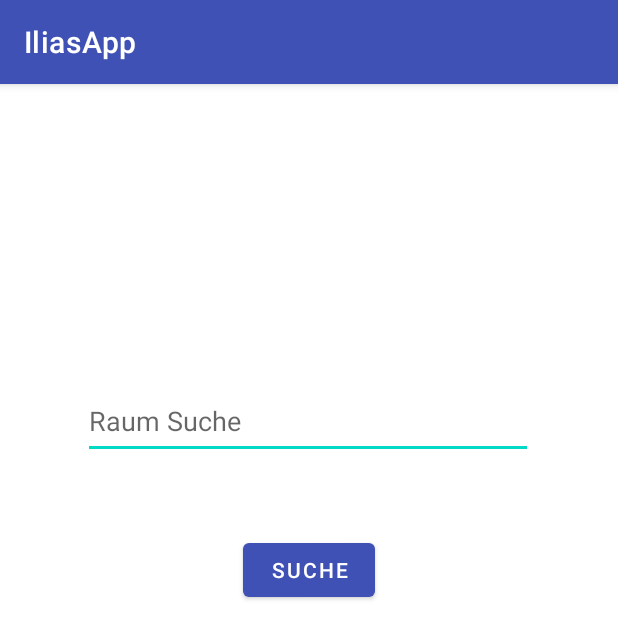
After one commit to GrowThinky/SP22_Gruppe_Heindl_Grabiec_Huynh_Funtov, an Android app: the Raumsuche screen opened directly, with no data from a screen before it, on a phone screen of 412 x 824 dp. The commit adds this screen. Shown: the top 639 px of the screen. Run offline under Robolectric (Android 15) with nearby library versions, the phone set to English and light mode, and no system bars.

Commit message:
Raumsuche hinzugefügt

```diff
--- /dev/null
+++ b/IliasApp/app/src/main/java/de/uni_marburg/iliasapp/Gebaeude.java
@@ -0,0 +1,47 @@
+package de.uni_marburg.iliasapp;
+
+public class Gebaeude {
+    private String gebaeudeNr;
+    private String adresse;
+    private String breitengrad;
+    private String laengengrad;
+
+    public Gebaeude(String gebaeudeNr, String adresse, String breitengrad, String laengengrad) {
+        this.gebaeudeNr = gebaeudeNr;
+        this.adresse = adresse;
+        this.breitengrad = breitengrad;
+        this.laengengrad = laengengrad;
+    }
+
+    public String getAdresse() {
+        return adresse;
+    }
+
+    public String getGebaeudeNr() {
+        return gebaeudeNr;
+    }
+
+    public String getBreitengrad() {
+        return breitengrad;
+    }
+
+    public String getLaengengrad() {
+        return laengengrad;
+    }
+
+    public void setAdresse(String adresse) {
+        this.adresse = adresse;
+    }
+
+    public void setGebaeudeNr(String gebaeudeNr) {
+        this.gebaeudeNr = gebaeudeNr;
+    }
+
+    public void setBreitengrad(String breitengrad) {
+        this.breitengrad = breitengrad;
+    }
+
+    public void setLaengengrad(String laengengrad) {
+        this.laengengrad = laengengrad;
+    }
+}
--- a/IliasApp/app/src/main/java/de/uni_marburg/iliasapp/HomeScreen.java
+++ b/IliasApp/app/src/main/java/de/uni_marburg/iliasapp/HomeScreen.java
@@ -23,4 +23,10 @@ public class HomeScreen extends AppCompatActivity {
 
         startActivity(veranstaltungsplanClass);
     }
+
+    public void buttonRaumplan(View view) {
+        // Startet Raumsuche (Raumsuche)
+        Intent raumsuche = new Intent(this, Raumsuche.class);
+        startActivity(raumsuche);
+    }
 }
--- /dev/null
+++ b/IliasApp/app/src/main/java/de/uni_marburg/iliasapp/Raumsuche.java
@@ -0,0 +1,64 @@
+package de.uni_marburg.iliasapp;
+
+import androidx.appcompat.app.AppCompatActivity;
+
+import android.content.Intent;
+import android.os.Bundle;
+import android.os.Parcelable;
+import android.view.View;
+import android.widget.EditText;
+import android.widget.Toast;
+
+import java.util.ArrayList;
+import java.util.Iterator;
+import java.util.List;
+
+public class Raumsuche extends AppCompatActivity {
+    private List<Gebaeude> gebaeude;
+
+    @Override
+    protected void onCreate(Bundle savedInstanceState) {
+        super.onCreate(savedInstanceState);
+        setContentView(R.layout.activity_raumsuche);
+
+        // Liste mit allen Gebäuden und Adressen
+        gebaeude = new ArrayList() {
+            {
+                add(new Gebaeude("2050", "Universitätsstraße 24, 35032 Marburg", "50.80647", "8.76602"));
+                add(new Gebaeude("2311", "Marbacher Weg 8, 35032 Marburg","50.81328","8.76308"));
+                add(new Gebaeude("2370", "Biegenstraße 14, 35032 Marburg", "50.81090", "8.77360"));
+                add(new Gebaeude("2410", "Deutschhausstraße 10, 35037 Marburg", "50.81533", "8.77031"));
+                add(new Gebaeude("2670", "Bahnhofstraße 7, 35032 Marburg", "50.81647", "8.77024"));
+                add(new Gebaeude("3060", "Hans-Meerwein-Straße 6, 35032 Marburg", "50.80929", "8.81106"));
+                add(new Gebaeude("3071", "Hans-Meerwein-Straße 8, 35032 Marburg", "50.80981", "8.80975"));
+            }
+        };
+    }
+
+    public void raumsucheStarten(View view) {
+        EditText editText = findViewById(R.id.raumsuche);
+        String raum = editText.getText().toString();
+        String raumNr = raum.substring(0, 4);
+        Iterator iterator = gebaeude.iterator();
+        boolean isExists = false;
+
+        // Prüft, ob der eingegebene Raum vorhanden ist
+        while(iterator.hasNext() && !isExists) {
+            Gebaeude tmp = (Gebaeude) iterator.next();
+            if (raumNr.equals(tmp.getGebaeudeNr())) {
+                isExists = true;
+                Intent intent = new Intent(this, RaumDetails.class);
+                intent.putExtra("raum", raum);
+                intent.putExtra("adresse", tmp.getAdresse());
+                intent.putExtra("breitengrad", tmp.getBreitengrad());
+                intent.putExtra("laengengrad", tmp.getLaengengrad());
+                startActivity(intent);
+            }
+        }
+
+        // Eingegeben Raum ist nicht vorhanden
+        if (!isExists) {
+            Toast.makeText(this, "Diesen Raum gibt es nicht.", Toast.LENGTH_LONG).show();
+        }
+    }
+}
--- a/IliasApp/app/src/main/res/layout/activity_main2.xml
+++ b/IliasApp/app/src/main/res/layout/activity_main2.xml
@@ -11,6 +11,7 @@
         android:layout_width="361dp"
         android:layout_height="61dp"
         android:backgroundTint="#3F51B5"
+        android:onClick="buttonRaumplan"
         android:text="@string/raumplan"
         app:layout_constraintBottom_toBottomOf="parent"
         app:layout_constraintEnd_toEndOf="parent"
--- /dev/null
+++ b/IliasApp/app/src/main/res/layout/activity_raumsuche.xml
@@ -0,0 +1,32 @@
+<?xml version="1.0" encoding="utf-8"?>
+<androidx.constraintlayout.widget.ConstraintLayout xmlns:android="http://schemas.android.com/apk/res/android"
+    xmlns:app="http://schemas.android.com/apk/res-auto"
+    xmlns:tools="http://schemas.android.com/tools"
+    android:layout_width="match_parent"
+    android:layout_height="match_parent"
+    tools:context=".Raumsuche">
+
+    <EditText
+        android:id="@+id/raumsuche"
+        android:layout_width="300dp"
+        android:layout_height="50dp"
+        android:layout_marginTop="200dp"
+        android:ems="10"
+        android:hint="@string/room_search"
+        android:inputType="textPersonName"
+        app:layout_constraintEnd_toEndOf="parent"
+        app:layout_constraintHorizontal_bias="0.497"
+        app:layout_constraintStart_toStartOf="parent"
+        app:layout_constraintTop_toTopOf="parent" />
+
+    <Button
+        android:id="@+id/button_raumsuche"
+        android:layout_width="wrap_content"
+        android:layout_height="wrap_content"
+        android:layout_marginTop="50dp"
+        android:onClick="raumsucheStarten"
+        android:text="@string/search"
+        app:layout_constraintEnd_toEndOf="parent"
+        app:layout_constraintStart_toStartOf="parent"
+        app:layout_constraintTop_toBottomOf="@+id/raumsuche" />
+</androidx.constraintlayout.widget.ConstraintLayout>
--- a/IliasApp/app/src/main/res/values/strings.xml
+++ b/IliasApp/app/src/main/res/values/strings.xml
@@ -24,4 +24,8 @@
     <string name="meine_veranstaltungen">Meine Veranstaltungen</string>
     <string name="veranstaltungsplan">Veranstaltungsplan</string>
     <string name="campus_app">Campus App</string>
+
+    <string name="room_search">Raum Suche</string>
+    <string name="search">Suche</string>
+    <string name="maps_anzeigen">Auf Maps anzeigen</string>
 </resources>
```
Also changed, not shown: IliasApp/app/src/main/AndroidManifest.xml (+7 -0 lines), IliasApp/app/src/main/java/de/uni_marburg/iliasapp/RaumDetails.java (added, +48 -0 lines), IliasApp/app/src/main/res/layout/activity_raum_details.xml (added, +42 -0 lines).
